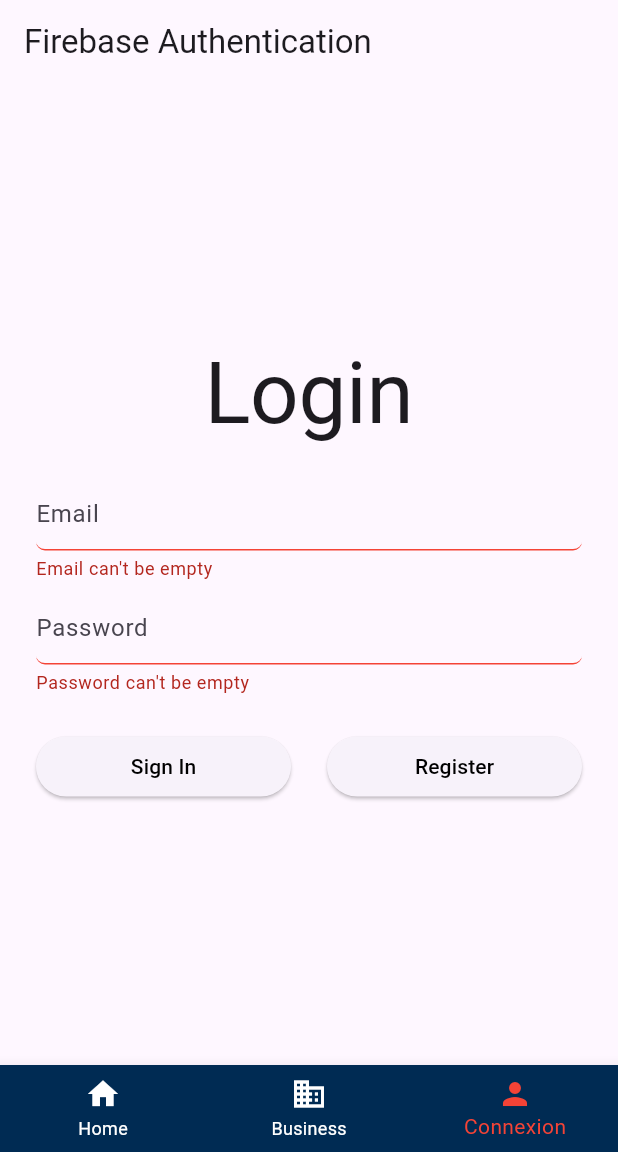
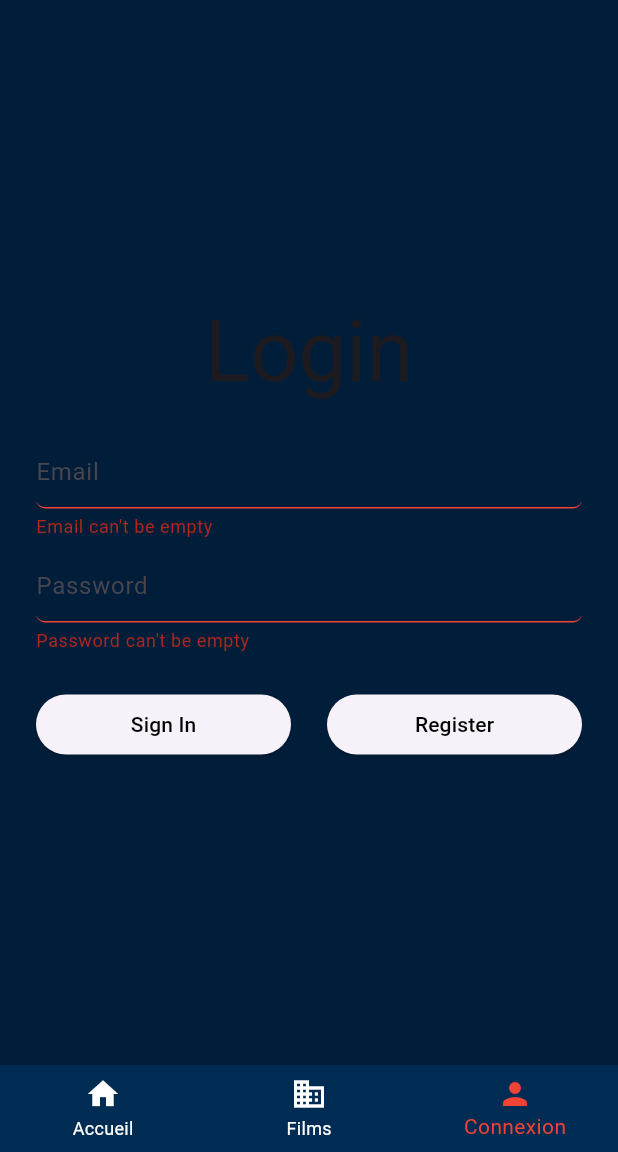
Before and after one commit to SpriiteL/CineWaveV1, a Flutter app: the screen it shows after launch, item 3 of the bottom bar chosen, after a tap on "Sign In", on a phone screen of 412 x 824 dp, the part 84-1236 px from its top. Run offline on Flutter 3.47's test engine with Material 3 defaults, Android fonts, the phone set to English and light mode, and no system bars; our stand-ins replace cloud_firestore, firebase_auth, firebase_core, firebase_storage; accounts and stored records are empty; network calls fail.

Commit message:
ajout titre et design application

```diff
--- a/cinewave/lib/appbarbottom.dart
+++ b/cinewave/lib/appbarbottom.dart
@@ -43,11 +43,11 @@ class _BottomBarState extends State<BottomBar> {
         items: const <BottomNavigationBarItem>[
           BottomNavigationBarItem(
             icon: Icon(Icons.home),
-            label: 'Home',
+            label: 'Accueil',
           ),
           BottomNavigationBarItem(
             icon: Icon(Icons.business),
-            label: 'Business',
+            label: 'Films',
           ),
           BottomNavigationBarItem(
             icon: Icon(Icons.person),
--- a/cinewave/lib/main.dart
+++ b/cinewave/lib/main.dart
@@ -21,6 +21,15 @@ class MainApp extends StatelessWidget {
   @override
   Widget build(BuildContext context) {
     return MaterialApp(
+      theme: ThemeData(
+        primaryColor: const Color(0xFF002B53),
+        hintColor: const Color(0xFF002B53),
+        scaffoldBackgroundColor: const Color(0xFF001E3A),
+        textTheme: const TextTheme(
+          bodyText1: TextStyle(color: Colors.white),
+          bodyText2: TextStyle(color: Colors.white),
+        ),
+      ),
       home: BottomBar(),
     );
   }
@@ -142,7 +151,7 @@ class _MainBodyState extends State<MainBody> {
                 crossAxisAlignment: CrossAxisAlignment.start,
                 children: [
                   SizedBox(height: 0),
-                  // First ensemble d'images
+
                   SizedBox(
                     height: 200,
                     child: PageView.builder(
@@ -180,7 +189,11 @@ class _MainBodyState extends State<MainBody> {
                     ),
                   ),
 
-                  // Second ensemble d'images
+                  const Text('ACTION',
+                  style: TextStyle(
+                      fontSize: 20, // Augmentez cette valeur pour augmenter la taille de la police
+                    ),
+                  ),
                   SingleChildScrollView(
                     scrollDirection: Axis.horizontal,
                     child: Row(
@@ -220,7 +233,11 @@ class _MainBodyState extends State<MainBody> {
                     ),
                   ),
                   SizedBox(height: 20),
-                  // Troisième ensemble d'images
+                  const Text('HORREUR',
+                  style: TextStyle(
+                      fontSize: 20, // Augmentez cette valeur pour augmenter la taille de la police
+                    ),
+                  ),
                   SingleChildScrollView(
                     scrollDirection: Axis.horizontal,
                     child: Row(
@@ -260,7 +277,11 @@ class _MainBodyState extends State<MainBody> {
                     ),
                   ),
                   SizedBox(height: 20),
-                  // Quatrième ensemble d'images
+                  const Text('FAMILLE',
+                  style: TextStyle(
+                      fontSize: 20, // Augmentez cette valeur pour augmenter la taille de la police
+                    ),
+                  ),
                   SingleChildScrollView(
                     scrollDirection: Axis.horizontal,
                     child: Row(
--- a/cinewave/lib/screens/login_page.dart
+++ b/cinewave/lib/screens/login_page.dart
@@ -51,9 +51,6 @@ class _LoginPageState extends State<LoginPage> {
         _focusPassword.unfocus();
       },
       child: Scaffold(
-        appBar: AppBar(
-          title: const Text('Firebase Authentication'),
-        ),
         body: FutureBuilder(
           future: _initializeFirebase(),
           builder: (context, snapshot) {
```
Also changed, not shown: cinewave/lib/firebase_options.dart, 1 other file.
